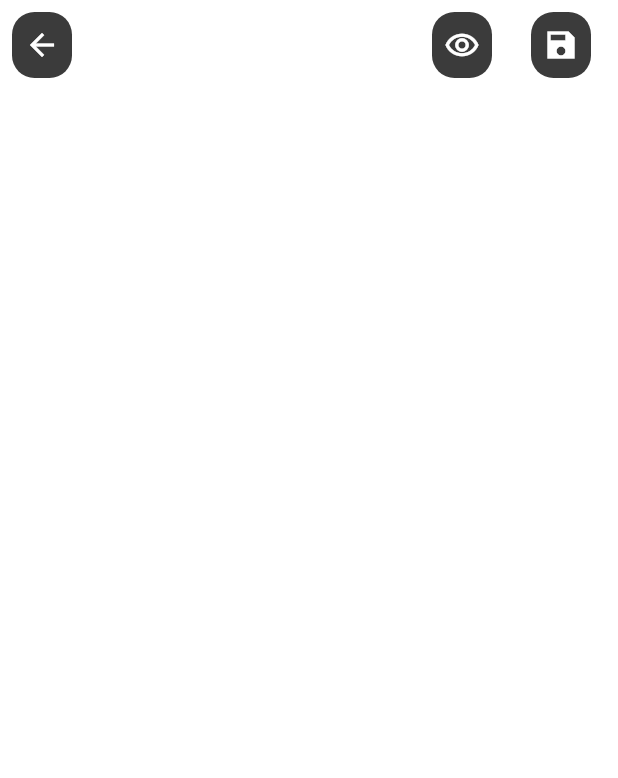
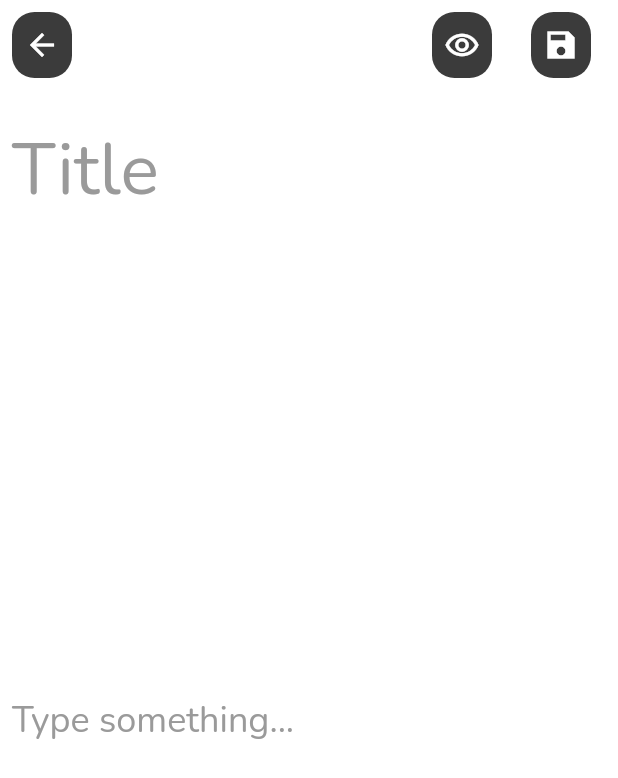
Before and after one commit to Nilav2608/notes_with_firebase, a Flutter app: the AddNote screen opened directly, on a phone screen of 412 x 824 dp. Shown: the top 778 px of the screen. Run offline on Flutter 3.47's test engine with Material 2 defaults, Android fonts, the phone set to English and light mode, and no system bars; our stand-ins replace google_fonts.

Commit message:
add notes page

```diff
--- a/lib/view/pages/add_note_page.dart
+++ b/lib/view/pages/add_note_page.dart
@@ -62,6 +62,46 @@ class AddNote extends StatelessWidget {
           ),
         ],
       ),
+      body: Padding(
+        padding: const EdgeInsets.all(8.0),
+        child: Column(
+          children: const [
+            Expanded(
+              child: TextField(
+                // minLines: 1,
+                maxLines: null,
+                expands: true,
+                decoration: InputDecoration(
+                    border: InputBorder.none,
+                    hintText: 'Title',
+                    hintStyle: TextStyle(
+                      color: Color(0xFF9A9A9A),
+                      fontSize: 48,
+                    )),
+                style: TextStyle(color: Color(0xFFFFFFFF), fontSize: 48),
+              ),
+            ),
+            SizedBox(
+              height: 20,
+            ),
+            Expanded(
+              child: TextField(
+                // minLines: 1,
+                maxLines: null,
+                expands: true,
+                decoration: InputDecoration(
+                    border: InputBorder.none,
+                    hintText: 'Type something...',
+                    hintStyle: TextStyle(
+                      color: Color(0xFF9A9A9A),
+                      fontSize: 24,
+                    )),
+                style: TextStyle(color: Color(0xFFFFFFFF), fontSize: 24),
+              ),
+            )
+          ],
+        ),
+      ),
     );
   }
 }
```
Also changed, not shown: lib/controller/text_controllers.dart (added).
